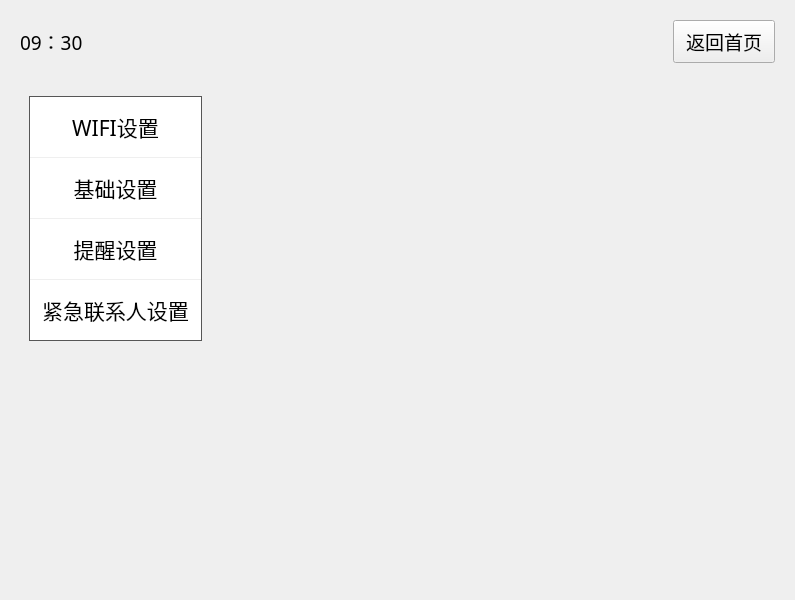
Above: settings.ui from tongvvv/medicineBox before the change. Below: the same form after it.
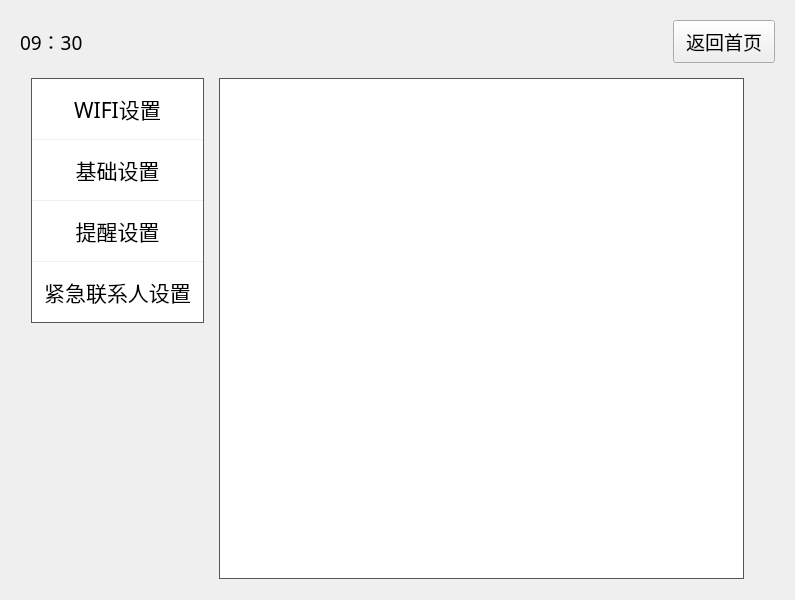
That is the form after the change.

Patch:
```diff
--- a/settings.ui
+++ b/settings.ui
@@ -35,6 +35,9 @@
    <item>
     <widget class="QWidget" name="widget" native="true">
      <layout class="QHBoxLayout" name="horizontalLayout">
+      <property name="bottomMargin">
+       <number>0</number>
+      </property>
       <item>
        <widget class="QLabel" name="label">
         <property name="font">
@@ -82,10 +85,34 @@
    </item>
    <item>
     <widget class="QWidget" name="widget_2" native="true">
+     <property name="styleSheet">
+      <string notr="true"/>
+     </property>
      <layout class="QHBoxLayout" name="horizontalLayout_2" stretch="2,8">
+      <property name="leftMargin">
+       <number>20</number>
+      </property>
+      <property name="rightMargin">
+       <number>40</number>
+      </property>
+      <property name="bottomMargin">
+       <number>10</number>
+      </property>
       <item>
        <widget class="QWidget" name="widget_3" native="true">
-        <layout class="QVBoxLayout" name="verticalLayout_2">
+        <layout class="QVBoxLayout" name="verticalLayout_2" stretch="0,0">
+         <property name="spacing">
+          <number>0</number>
+         </property>
+         <property name="leftMargin">
+          <number>0</number>
+         </property>
+         <property name="topMargin">
+          <number>0</number>
+         </property>
+         <property name="bottomMargin">
+          <number>0</number>
+         </property>
          <item>
           <widget class="QWidget" name="widget_5" native="true">
            <property name="styleSheet">
@@ -264,7 +291,14 @@
        </widget>
       </item>
       <item>
-       <widget class="QStackedWidget" name="stackedWidget"/>
+       <widget class="QStackedWidget" name="stackedWidget">
+        <property name="styleSheet">
+         <string notr="true">QStackedWidget#stackedWidget{
+background-color: white;
+border: 	1px solid  rgb(86, 86, 86);
+}</string>
+        </property>
+       </widget>
       </item>
      </layout>
     </widget>
```
